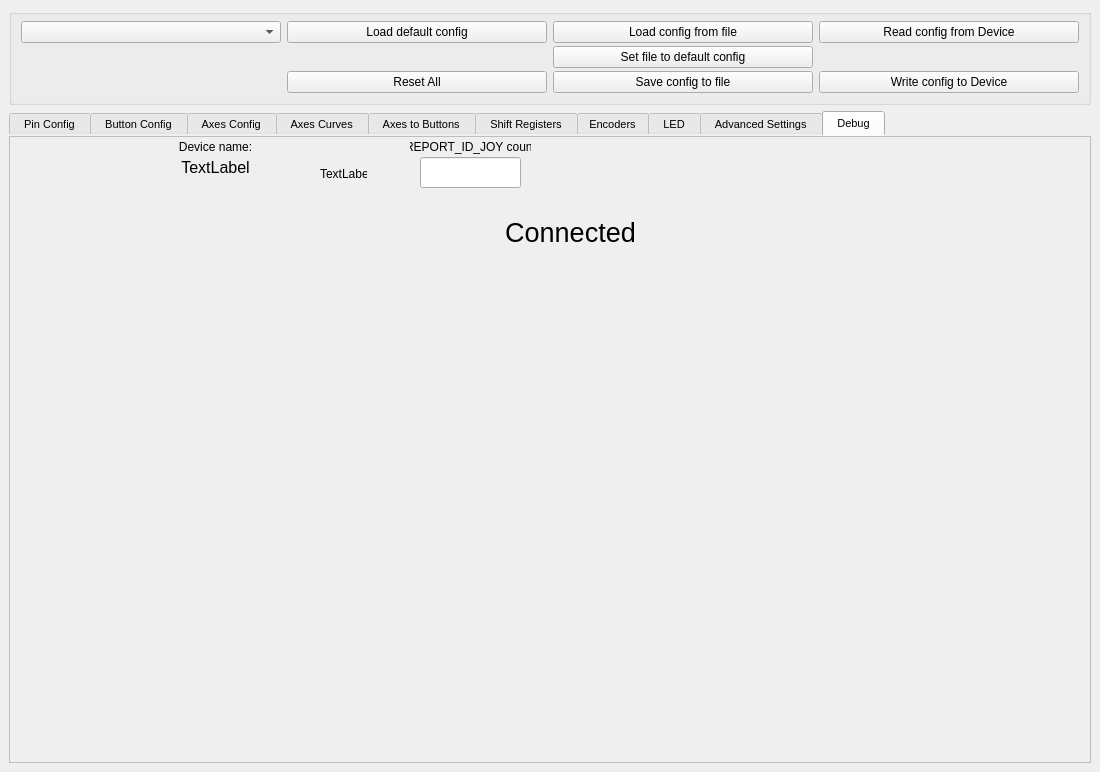
Qt form mainwindow.ui (FreeJoy-Team/FreeJoyConfiguratorQt) before a commit.
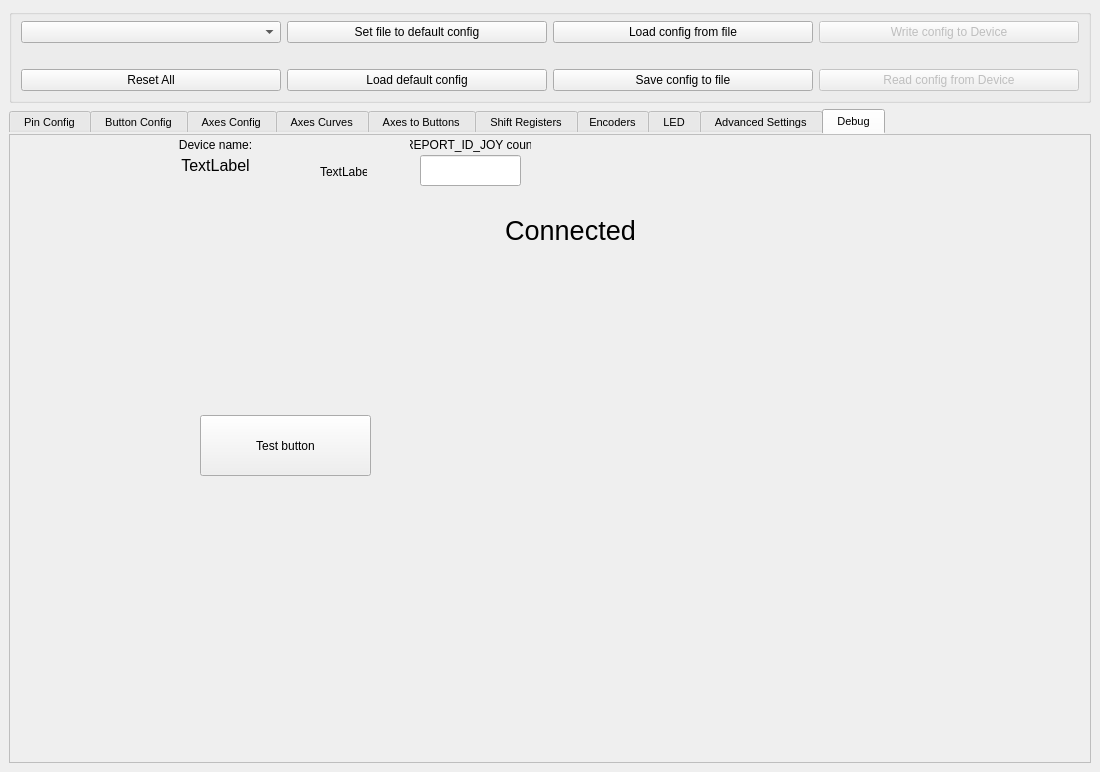
The same form after that commit. The open tabs and pages were chosen to show the change. Custom widgets are drawn as their Qt base class.

Commit message: device flasher, axes curves...

What changed in the file:
```diff
--- a/mainwindow.ui
+++ b/mainwindow.ui
@@ -70,46 +70,6 @@
            </property>
           </widget>
          </item>
-         <item row="0" column="4">
-          <widget class="QPushButton" name="pushButton_ReadConfig">
-           <property name="styleSheet">
-            <string notr="true"/>
-           </property>
-           <property name="text">
-            <string>Read config from Device</string>
-           </property>
-          </widget>
-         </item>
-         <item row="2" column="0">
-          <widget class="QLabel" name="label_FirmwareVersion">
-           <property name="minimumSize">
-            <size>
-             <width>0</width>
-             <height>20</height>
-            </size>
-           </property>
-           <property name="text">
-            <string/>
-           </property>
-           <property name="alignment">
-            <set>Qt::AlignCenter</set>
-           </property>
-          </widget>
-         </item>
-         <item row="0" column="1">
-          <widget class="QPushButton" name="pushButton_LoadDefaultConfig">
-           <property name="text">
-            <string>Load default config</string>
-           </property>
-          </widget>
-         </item>
-         <item row="2" column="1">
-          <widget class="QPushButton" name="pushButton_ResetAllPins">
-           <property name="text">
-            <string>Reset All</string>
-           </property>
-          </widget>
-         </item>
          <item row="2" column="2">
           <widget class="QPushButton" name="pushButton_SaveToFile">
            <property name="text">
@@ -117,20 +77,50 @@
            </property>
           </widget>
          </item>
+         <item row="2" column="0">
+          <widget class="QPushButton" name="pushButton_ResetAllPins">
+           <property name="text">
+            <string>Reset All</string>
+           </property>
+          </widget>
+         </item>
+         <item row="2" column="1">
+          <widget class="QPushButton" name="pushButton_LoadDefaultConfig">
+           <property name="text">
+            <string>Load default config</string>
+           </property>
+          </widget>
+         </item>
+         <item row="0" column="1">
+          <widget class="QPushButton" name="pushButton_SetDefaultConfig">
+           <property name="text">
+            <string>Set file to default config</string>
+           </property>
+          </widget>
+         </item>
          <item row="2" column="4">
+          <widget class="QPushButton" name="pushButton_ReadConfig">
+           <property name="enabled">
+            <bool>false</bool>
+           </property>
+           <property name="styleSheet">
+            <string notr="true"/>
+           </property>
+           <property name="text">
+            <string>Read config from Device</string>
+           </property>
+          </widget>
+         </item>
+         <item row="0" column="4">
           <widget class="QPushButton" name="pushButton_WriteConfig">
+           <property name="enabled">
+            <bool>false</bool>
+           </property>
            <property name="text">
             <string>Write config to Device</string>
            </property>
           </widget>
          </item>
-         <item row="1" column="2">
-          <widget class="QPushButton" name="pushButton_SetDefaultConfig">
-           <property name="text">
-            <string>Set file to default config</string>
-           </property>
-          </widget>
-         </item>
         </layout>
        </widget>
       </item>
@@ -457,6 +447,19 @@
          <string>TextLabel</string>
         </property>
        </widget>
+       <widget class="QPushButton" name="pushButton_TestButton">
+        <property name="geometry">
+         <rect>
+          <x>190</x>
+          <y>280</y>
+          <width>171</width>
+          <height>61</height>
+         </rect>
+        </property>
+        <property name="text">
+         <string>Test button</string>
+        </property>
+       </widget>
       </widget>
      </widget>
     </item>
```
Left out of the diff: 2 changed lines with no effect on the pictures. The commit also changes 41 other files.
